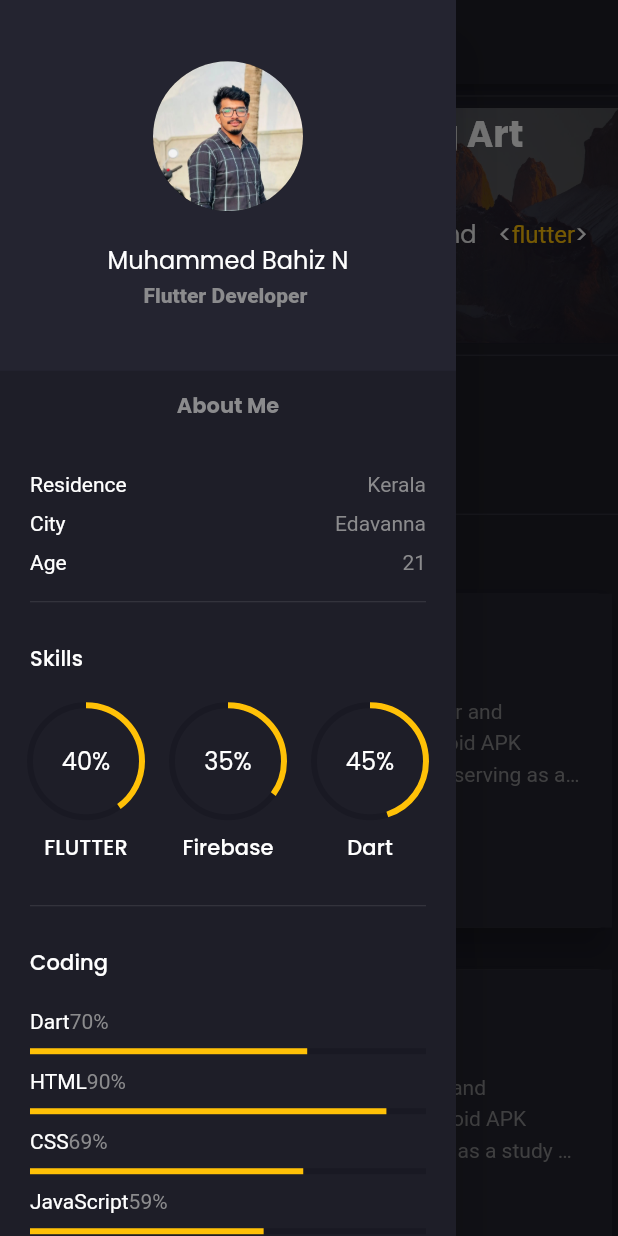
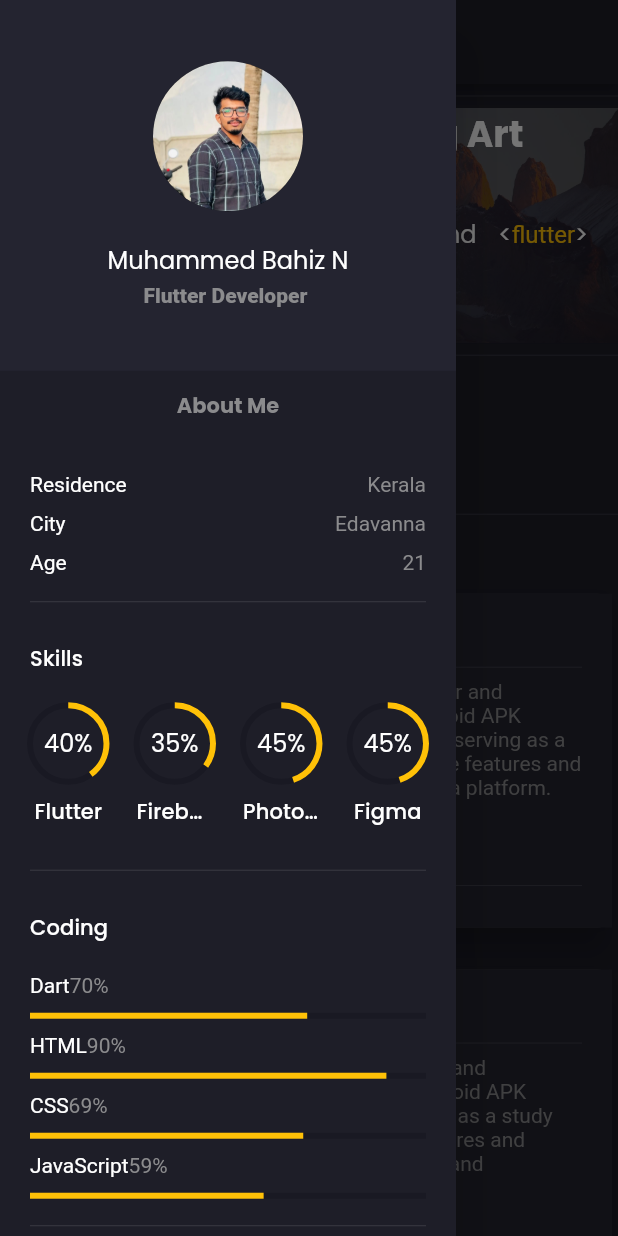
Before and after one commit to bahiznalakath/personalportfolio, a Flutter app: the screen it shows after launch, with the side drawer open, on a phone screen of 412 x 824 dp. Run offline on Flutter 3.47's test engine with Material 2 defaults, Android fonts, the phone set to English and light mode, and no system bars; drawn by our look-alikes of animated_text_kit; our stand-ins replace flutter_svg, google_fonts.

Commit message:
todo addedsomw changes

```diff
--- a/lib/models/project.dart
+++ b/lib/models/project.dart
@@ -1,7 +1,7 @@
 class Project {
-  final String? title, description, githubUrl;
+  final String? title,description, githubUrl;
 
-  Project({this.title, this.description, this.githubUrl});
+  Project( {this.title, this.description, this.githubUrl});
 }
 
 List<Project> demoproject = [
@@ -21,22 +21,13 @@ List<Project> demoproject = [
         "Blood Donation  application build in flutter and firebase ,The ultimate blood donation app. Connects donors with blood banks. Simple registration. Real-time notifications. Track donation history. Spread awareness. Save lives. Download now!",
     githubUrl: "https://github.com/bahiznalakath/FireFlutter",
   ),
+
   Project(
-    title: "FaceBookClone APK",
-    description: "facebook cloned application build in flutter and firebase,This repository contains an Android APK project created for educational purposes, serving as a study project to replicate some of the core features and functionality of the Facebook social media platform. ",
-    githubUrl: "https://github.com/bahiznalakath/FacebookClone-APK",
+    title: "Portfoli-website",
+    description: "A personal website portfolio built in Flutter is a powerful tool for individuals to showcase their skills and accomplishments. This digital platform typically includes sections like an introduction, projects showcase, resume, and contact information. It serves as a visually appealing and interactive hub where visitors can learn more about the website owner's background and explore their work. With Flutter's flexibility and responsiveness, these portfolios can provide a polished and engaging online presence for personal branding and professional networking.",
+    githubUrl: "https://github.com/bahiznalakath/personalportfolio",
   ),
-  Project(
-    title: "Zomato APK",
-    description: "zomato cloned application build in flutter and firebase ,This repository contains an Android APK project, created for educational purposes, as a study project to replicate some of the core features and functionality of the Zomato food delivery and restaurant discovery app.",
-    githubUrl: "https://github.com/bahiznalakath/ZomatoClone-APK",
-  ),
-  Project(
-    title: "BloodDonationApp",
-    description:
-    "Blood Donation  application build in flutter and firebase ,The ultimate blood donation app. Connects donors with blood banks. Simple registration. Real-time notifications. Track donation history. Spread awareness. Save lives. Download now!",
-    githubUrl: "https://github.com/bahiznalakath/FireFlutter",
-  ),
+
 ];
 
 class ServicesUtils {
--- a/lib/models/recommedation.dart
+++ b/lib/models/recommedation.dart
@@ -5,7 +5,7 @@ class Recommendation{
 final List<Recommendation>itemRecommendation=[
   Recommendation(
     name: " jfn",
-    source: "nermfmew",
+    source: "newcomer",
     text: "nwe,mn,"
   )
 ];
--- a/lib/screens/componets/animatedCircularprogressindicator.dart
+++ b/lib/screens/componets/animatedCircularprogressindicator.dart
@@ -37,14 +37,16 @@ class AnimatedCircularProgressIndicator extends StatelessWidget {
                     )
                   ])),
         ),
-        SizedBox(
+        const SizedBox(
           height: defaultPadding / 2,
         ),
         Text(
           label,
           maxLines: 1,
           overflow: TextOverflow.ellipsis,
-          style: Theme.of(context).textTheme.titleSmall,
+          style: Theme.of(context).textTheme.titleSmall?.copyWith(
+                fontSize: 14.0,
+              ),
         )
       ],
     );
--- a/lib/screens/componets/coding.dart
+++ b/lib/screens/componets/coding.dart
@@ -2,7 +2,6 @@
 
 import 'package:flutter/cupertino.dart';
 import 'package:flutter/material.dart';
-
 import '../../constants.dart';
 import 'animatedLinearProgressindiactor.dart';
 
@@ -24,16 +23,16 @@ class Coding extends StatelessWidget {
             style: Theme.of(context).textTheme.titleSmall,
           ),
         ),
-        AnimatedLinearProgressIndicator(
+        const AnimatedLinearProgressIndicator(
           percentage: 0.7,label: "Dart",
         ),
-        AnimatedLinearProgressIndicator(
+        const AnimatedLinearProgressIndicator(
           percentage: 0.9,label: "HTML",
         ),
-        AnimatedLinearProgressIndicator(
+        const AnimatedLinearProgressIndicator(
           percentage: 0.69,label: "CSS",
         ),
-        AnimatedLinearProgressIndicator(
+        const AnimatedLinearProgressIndicator(
           percentage: 0.59,label: "JavaScript",
         )
       ],
--- a/lib/screens/componets/side_menu.dart
+++ b/lib/screens/componets/side_menu.dart
@@ -59,7 +59,7 @@ class _SideMenuState extends State<SideMenu> {
                       padding: EdgeInsets.all(8.0),
                       child: Text(
                         "I recently completed my Bachelor's degree in Computer Science and have a strong passion for crafting captivating and interactive Flutter applications. I prioritize the creation of visually appealing user interfaces that deliver exceptional user experiences. While my main area of expertise is in front-end development, I also actively engage in backend development for Flutter applications to ensure seamless feature integration and robust data management. My commitment to user-centered design, combined with my proficiency in backend development, enables me to provide comprehensive contributions to the development of feature-rich and visually stunning Flutter applications.",
-                        style: TextStyle(fontSize: 10),
+                        style: TextStyle(fontSize: 10,color: Colors.white),
                         maxLines: 16,
                       ),
                     ),
--- a/lib/screens/componets/skills.dart
+++ b/lib/screens/componets/skills.dart
@@ -14,8 +14,7 @@ class Skills extends StatelessWidget {
       children: [
         const Divider(),
         Padding(
-          padding:
-          const EdgeInsets.symmetric(vertical: defaultPadding),
+          padding: const EdgeInsets.symmetric(vertical: defaultPadding),
           child: Text(
             "Skills",
             style: Theme.of(context).textTheme.titleSmall,
@@ -26,23 +25,34 @@ class Skills extends StatelessWidget {
             Expanded(
                 child: AnimatedCircularProgressIndicator(
               percentage: 0.8,
-                  label: "FLUTTER",
+              label: "Flutter",
             )),
-            SizedBox(width: defaultPadding,),
+            SizedBox(
+              width: defaultPadding,
+            ),
             Expanded(
                 child: AnimatedCircularProgressIndicator(
               percentage: 0.7,
               label: "Firebase",
             )),
-            SizedBox(width: defaultPadding,),
+            SizedBox(
+              width: defaultPadding,
+            ),
             Expanded(
                 child: AnimatedCircularProgressIndicator(
               percentage: 0.9,
-                  label: "Dart",
-                ))
+              label: "Photoshop",
+            )),
+            SizedBox(
+              width: defaultPadding,
+            ),
+            Expanded(
+                child: AnimatedCircularProgressIndicator(
+              percentage: 0.9,
+              label: "Figma",
+            )),
           ],
         ),
-
       ],
     );
   }
--- a/lib/screens/home/componets/ProjectCard.dart
+++ b/lib/screens/home/componets/ProjectCard.dart
@@ -1,11 +1,10 @@
 import 'package:flutter/cupertino.dart';
 import 'package:flutter/material.dart';
-import 'package:portfolio/responsive.dart';
 import 'package:url_launcher/url_launcher.dart';
 import '../../../constants.dart';
 import '../../../models/project.dart';
 
-class ProjectCard extends StatelessWidget {
+class ProjectCard extends StatefulWidget {
   const ProjectCard({
     super.key,
     required this.project,
@@ -14,13 +13,18 @@ class ProjectCard extends StatelessWidget {
   final Project project;
 
   @override
+  State<ProjectCard> createState() => _ProjectCardState();
+}
+
+class _ProjectCardState extends State<ProjectCard> {
+  @override
   Widget build(BuildContext context) {
     return InkWell(
       onTap: () async {
-        if (await canLaunch(project.githubUrl!)) {
-          await launch(project.githubUrl!);
+        if (await canLaunch(widget.project.githubUrl!)) {
+          await launch(widget.project.githubUrl!);
         } else {
-          throw 'Could not launch ${project.githubUrl}';
+          throw 'Could not launch ${widget.project.githubUrl}';
         }
       },
       child: Card(
@@ -35,20 +39,22 @@ class ProjectCard extends StatelessWidget {
             crossAxisAlignment: CrossAxisAlignment.start,
             children: [
               Text(
-                project.title!,
-                maxLines: 2,
+                widget.project.title!,
+                maxLines: 1,
                 overflow: TextOverflow.ellipsis,
                 style: Theme.of(context).textTheme.titleSmall,
               ),
-              const Spacer(),
-              Text(
-                project.description!,
-                maxLines: Responsive.isMobileLarge(context)?3: 4,
-                overflow: TextOverflow.ellipsis,
-                style: TextStyle(height: 1.5),
+              const Divider(),
+              Expanded(
+                child: SingleChildScrollView(
+                  child: Column(
+                    mainAxisAlignment: MainAxisAlignment.start,
+                    children: [Text(widget.project.description!)],
+                  ),
+                ),
               ),
-              const Spacer(),
-              TextButton(onPressed: () {}, child: const Text("Read More>>",style: TextStyle(color: primaryColor),))
+              const Divider(),
+
             ],
           ),
         ),
```
Lines whose indentation alone changed are shown as unchanged.
